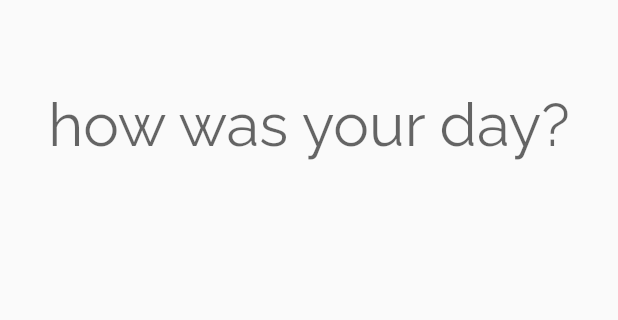
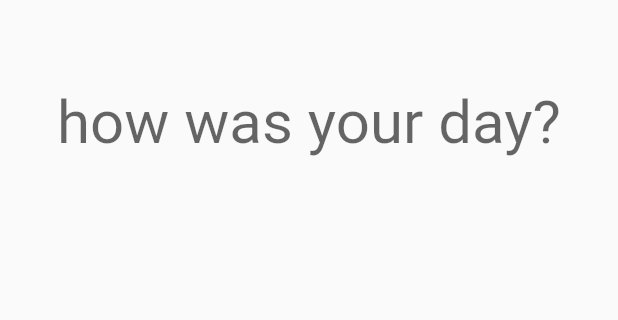
Before and after one commit to omartoutounji/hwyd, a Flutter app: the screen it shows after launch, on a phone screen of 412 x 824 dp, the part 71-391 px from its top. Run offline on Flutter 3.47's test engine with Material 2 defaults, Android fonts, the phone set to English and light mode, and no system bars.

Commit message:
asset test

```diff
--- a/lib/hwyd.dart
+++ b/lib/hwyd.dart
@@ -7,12 +7,10 @@ class Hwyd extends StatelessWidget {
     return MaterialApp(
       theme: ThemeData(
         brightness: Brightness.light,
-        fontFamily: 'Raleway'
       ),
       darkTheme: ThemeData(
           brightness: Brightness.dark,
           scaffoldBackgroundColor: Colors.black,
-          fontFamily: 'Raleway'
       ),
       home: JournalPage(),
     );
```
Also changed, not shown: pubspec.yaml (+1 -6 lines).
